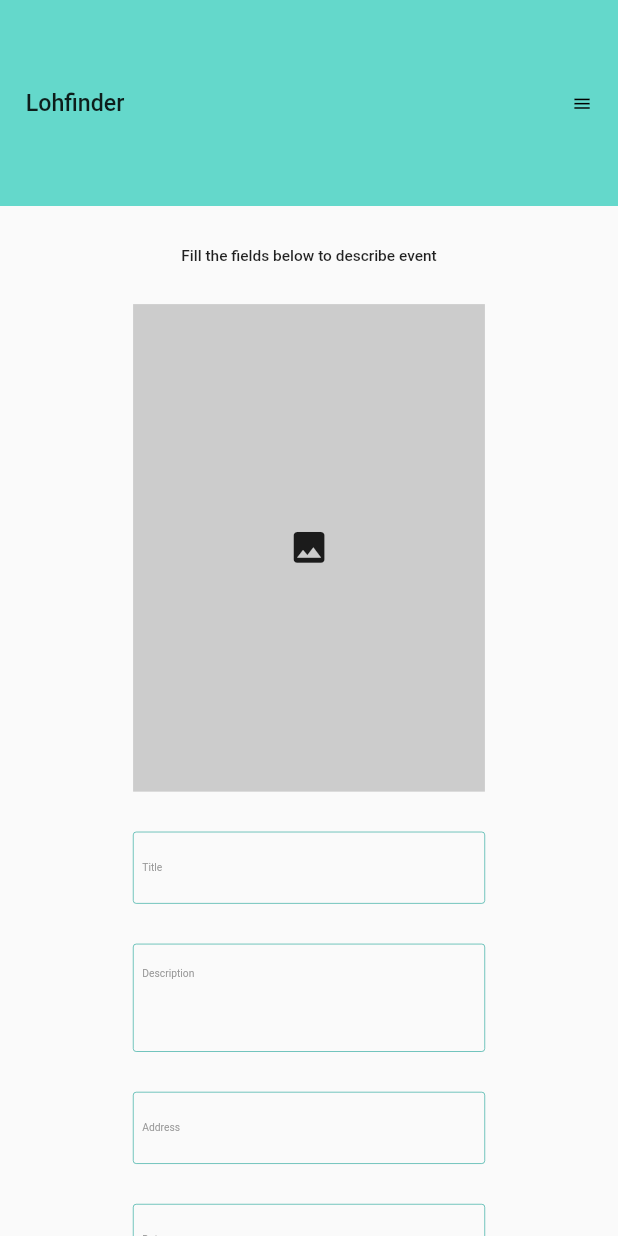
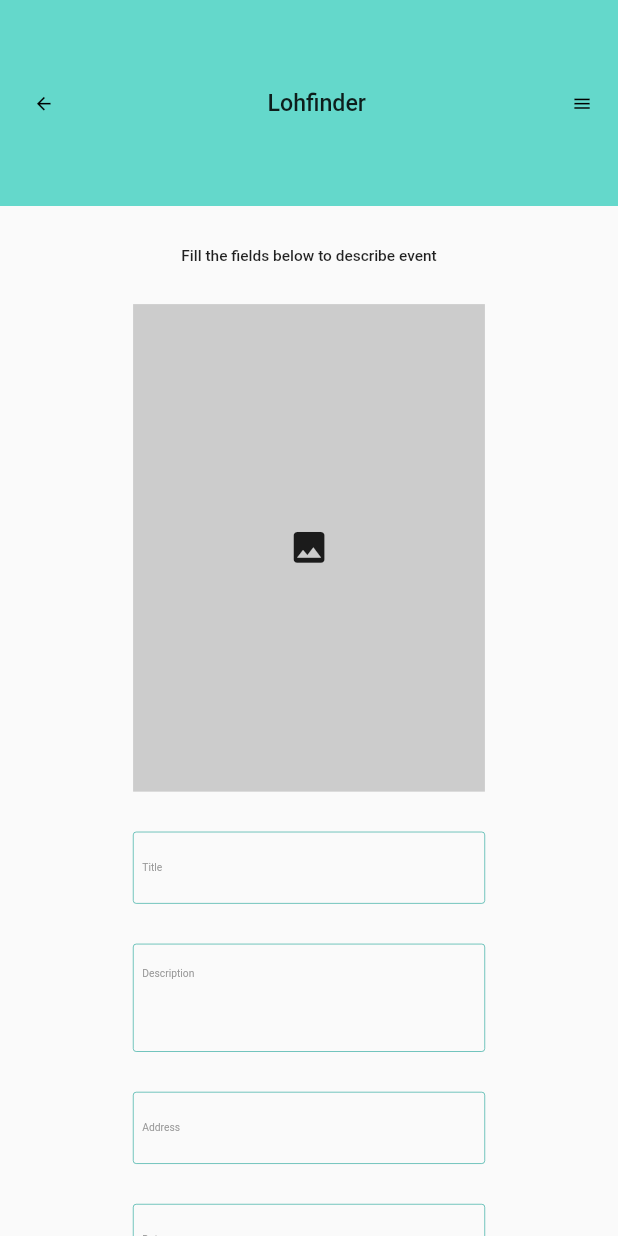
Before and after one commit to Lohyna-international/lohfinder-frontend, a Flutter app: the CreateEventScreen screen opened by its route, on a phone screen of 412 x 824 dp. Run offline on Flutter 3.47's test engine with Material 2 defaults, Android fonts, the phone set to English and light mode, and no system bars; our stand-ins replace equatable, flutter_bloc, flutter_screenutil.

Commit message:
[LFND-57] adds back button to header on screens where canPop

```diff
--- a/lib/presentation/screens/create_event/create_event_screen.dart
+++ b/lib/presentation/screens/create_event/create_event_screen.dart
@@ -42,7 +42,7 @@
         body: SingleChildScrollView(
           child: Column(
             children: [
-              const LFHeader(showMenuButton: true),
+              const LFHeader(showMenuButton: true, showBackButton: true),
               Padding(
                 padding: EdgeInsets.symmetric(horizontal: 413.w),
                 child: _content(),
--- a/lib/presentation/screens/event_info/event_info_screen.dart
+++ b/lib/presentation/screens/event_info/event_info_screen.dart
@@ -23,7 +23,7 @@
         body: SingleChildScrollView(
           child: Column(
             children: [
-              const LFHeader(showMenuButton: true),
+              const LFHeader(showMenuButton: true, showBackButton: true),
               Padding(
                 padding: EdgeInsets.symmetric(horizontal: 413.w),
                 child: _content(context),
--- a/lib/presentation/screens/sign_up/sign_up_step_one_screen.dart
+++ b/lib/presentation/screens/sign_up/sign_up_step_one_screen.dart
@@ -15,7 +15,7 @@
   Widget build(BuildContext context) => Scaffold(
         body: Column(
           children: [
-            const LFHeader(),
+            const LFHeader(showBackButton: true),
             SizedBox(height: 20.h),
             const SignUpStepTitle(
               stepNumber: 1,
--- a/lib/presentation/screens/sign_up/sign_up_step_two_screen.dart
+++ b/lib/presentation/screens/sign_up/sign_up_step_two_screen.dart
@@ -27,7 +27,7 @@
   Widget build(BuildContext context) => Scaffold(
         body: Column(
           children: [
-            const LFHeader(),
+            const LFHeader(showBackButton: true),
             SizedBox(height: 20.h),
             const SignUpStepTitle(
               stepNumber: 2,
--- a/lib/presentation/widgets/lf_header.dart
+++ b/lib/presentation/widgets/lf_header.dart
@@ -5,8 +5,13 @@
 
 class LFHeader extends StatelessWidget {
   final bool showMenuButton;
+  final bool showBackButton;
 
-  const LFHeader({Key? key, this.showMenuButton = false}) : super(key: key);
+  const LFHeader({
+    Key? key,
+    this.showMenuButton = false,
+    this.showBackButton = false,
+  }) : super(key: key);
 
   @override
   Widget build(BuildContext context) => Container(
@@ -17,11 +22,13 @@
         child: Row(
           mainAxisAlignment: MainAxisAlignment.center,
           children: [
+            if (showBackButton) ...[
+              _backButton(context),
+              const Spacer(),
+            ],
             _title(),
-            if (showMenuButton) ...[
-              const Spacer(),
-              const LFMenu(),
-            ],
+            if (showBackButton || showMenuButton) const Spacer(),
+            if (showMenuButton) const LFMenu(),
           ],
         ),
       );
@@ -33,4 +40,11 @@
           fontWeight: FontWeight.w500,
         ),
       );
+
+  Widget _backButton(BuildContext context) => IconButton(
+        icon: Icon(Icons.arrow_back, size: 64.r, color: LFColors.textPrimary),
+        onPressed: () => Navigator.pop(context),
+        padding: EdgeInsets.zero,
+        constraints: BoxConstraints(minWidth: 72.r, minHeight: 72.r),
+      );
 }
```
Also changed, not shown: lib/presentation/screens/sign_in/sign_in_screen.dart (+6 -2 lines), lib/presentation/screens/sign_up/sign_up_step_three_screen.dart (+6 -2 lines).
